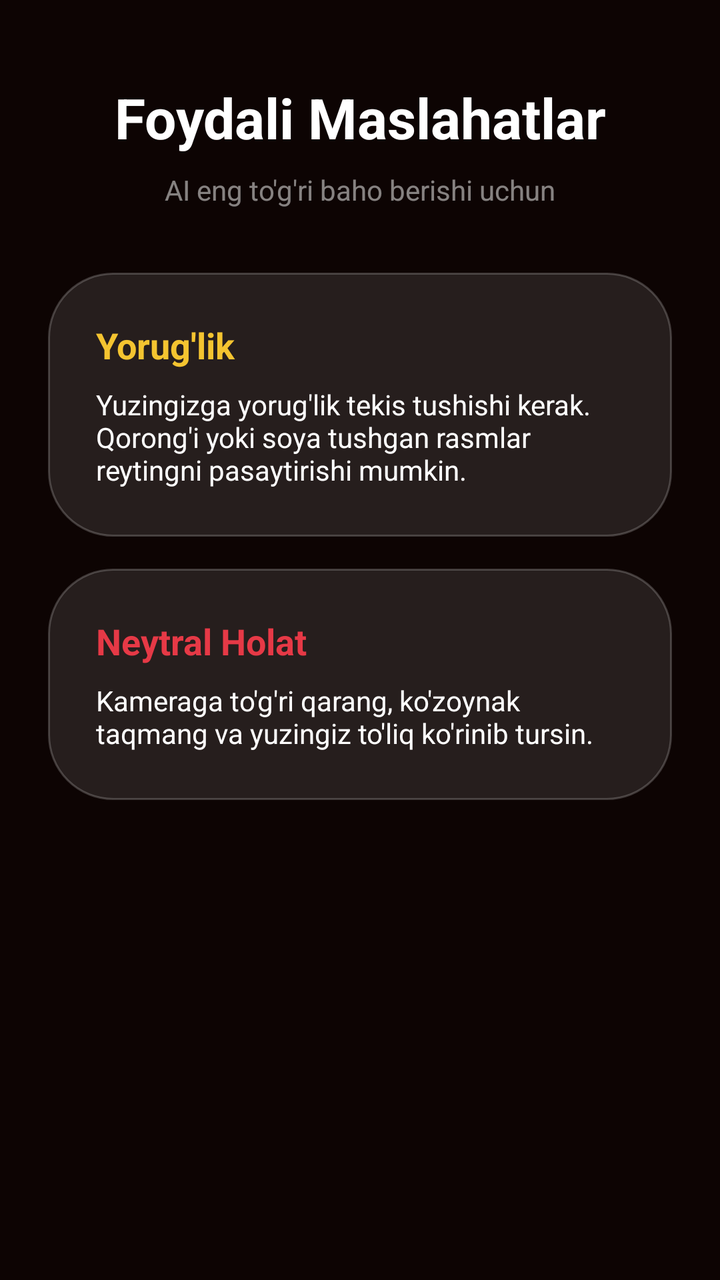
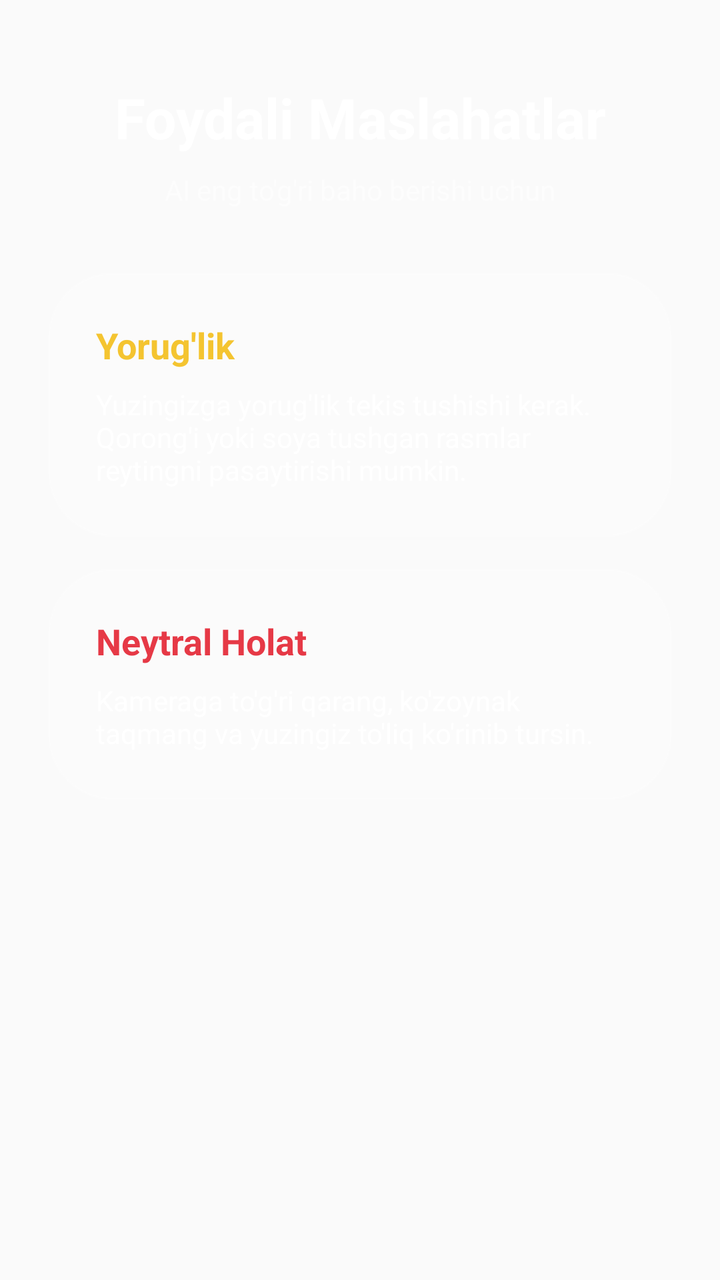

An Android layout rendered at two revisions. The XML below is the earlier revision; the diff shows what the commit changed to produce the second picture.
<!-- AndroidManifest.xml: application theme AppTheme -->
<!-- res/layout/fragment_tips.xml -->
<?xml version="1.0" encoding="utf-8"?>
<androidx.constraintlayout.widget.ConstraintLayout xmlns:android="http://schemas.android.com/apk/res/android"
    xmlns:app="http://schemas.android.com/apk/res-auto"
    android:layout_width="match_parent"
    android:layout_height="match_parent"
    android:background="@color/background_dark"
    android:padding="24dp">

    <TextView
        android:id="@+id/tv_tips_title"
        android:layout_width="wrap_content"
        android:layout_height="wrap_content"
        android:text="Foydali Maslahatlar"
        android:textColor="@color/white"
        android:textSize="28sp"
        android:textStyle="bold"
        app:layout_constraintTop_toTopOf="parent"
        app:layout_constraintStart_toStartOf="parent"
        app:layout_constraintEnd_toEndOf="parent"
        android:layout_marginTop="16dp"/>
        
    <TextView
        android:id="@+id/tv_tips_subtitle"
        android:layout_width="wrap_content"
        android:layout_height="wrap_content"
        android:text="AI eng to'g'ri baho berishi uchun"
        android:textColor="@color/white_transparent"
        android:textSize="14sp"
        app:layout_constraintTop_toBottomOf="@id/tv_tips_title"
        app:layout_constraintStart_toStartOf="parent"
        app:layout_constraintEnd_toEndOf="parent"
        android:layout_marginTop="8dp"/>

    <LinearLayout
        android:layout_width="match_parent"
        android:layout_height="wrap_content"
        android:orientation="vertical"
        app:layout_constraintTop_toBottomOf="@id/tv_tips_subtitle"
        android:layout_marginTop="32dp">

        <LinearLayout
            android:layout_width="match_parent"
            android:layout_height="wrap_content"
            android:orientation="vertical"
            android:background="@drawable/bg_liquid_glass"
            android:padding="24dp"
            android:layout_marginBottom="16dp">
            
            <TextView
                android:layout_width="wrap_content"
                android:layout_height="wrap_content"
                android:text="Yorug'lik"
                android:textColor="@color/colorAccent"
                android:textSize="18sp"
                android:textStyle="bold"
                android:layout_marginBottom="8dp"/>
                
            <TextView
                android:layout_width="wrap_content"
                android:layout_height="wrap_content"
                android:text="Yuzingizga yorug'lik tekis tushishi kerak. Qorong'i yoki soya tushgan rasmlar reytingni pasaytirishi mumkin."
                android:textColor="@color/white"
                android:textSize="14sp" />
        </LinearLayout>

        <LinearLayout
            android:layout_width="match_parent"
            android:layout_height="wrap_content"
            android:orientation="vertical"
            android:background="@drawable/bg_liquid_glass"
            android:padding="24dp">
            
            <TextView
                android:layout_width="wrap_content"
                android:layout_height="wrap_content"
                android:text="Neytral Holat"
                android:textColor="@color/colorPrimary"
                android:textSize="18sp"
                android:textStyle="bold"
                android:layout_marginBottom="8dp"/>
                
            <TextView
                android:layout_width="wrap_content"
                android:layout_height="wrap_content"
                android:text="Kameraga to'g'ri qarang, ko'zoynak taqmang va yuzingiz to'liq ko'rinib tursin."
                android:textColor="@color/white"
                android:textSize="14sp" />
        </LinearLayout>

    </LinearLayout>

</androidx.constraintlayout.widget.ConstraintLayout>
<!-- resources referenced by this layout -->
<resources>
  <color name="background_dark">#0d0403</color>
  <color name="colorAccent">#F4C430</color>
  <color name="colorPrimary">#E63946</color>
  <color name="white">#FFFFFF</color>
  <color name="white_transparent">#80ffffff</color>
  <!-- drawable bg_liquid_glass (drawable) -->
  <?xml version="1.0" encoding="utf-8"?>
  <shape xmlns:android="http://schemas.android.com/apk/res/android"
      android:shape="rectangle">
      <solid android:color="#1AFFFFFF"/> 
      <corners android:radius="32dp"/>
      <stroke android:width="1dp" android:color="#33FFFFFF"/>
  </shape>
  <style name="AppTheme" parent="Theme.AppCompat.Light.DarkActionBar">
          <item name="colorPrimary">#E63946</item>
          <item name="colorPrimaryDark">#0d0403</item>
          <item name="colorAccent">#F4C430</item>
      </style>
</resources>

<!-- the commit's change to res/layout/fragment_tips.xml (unified diff, before → after) -->
@@ -3,7 +3,6 @@
     xmlns:app="http://schemas.android.com/apk/res-auto"
     android:layout_width="match_parent"
     android:layout_height="match_parent"
-    android:background="@color/background_dark"
     android:padding="24dp">
 
     <TextView
<!-- resource entries referenced after the edit -->
@@ -1,6 +1,5 @@
 <!-- resources referenced by this layout -->
 <resources>
-  <color name="background_dark">#0d0403</color>
   <color name="colorAccent">#F4C430</color>
   <color name="colorPrimary">#E63946</color>
   <color name="white">#FFFFFF</color>
